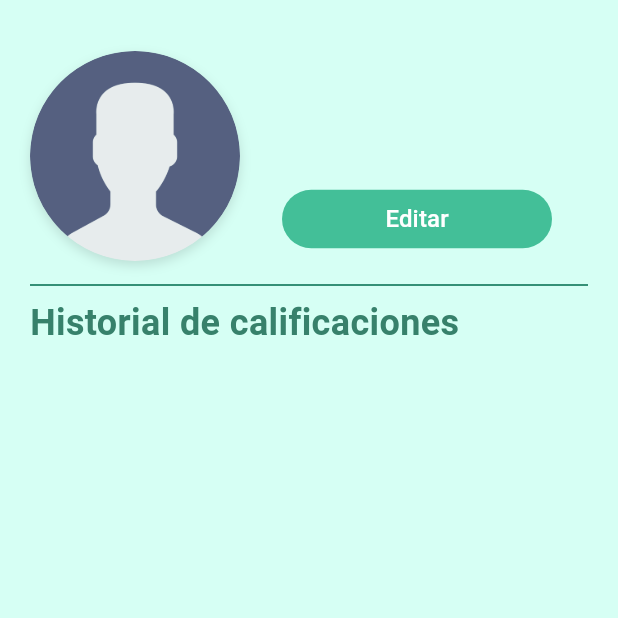
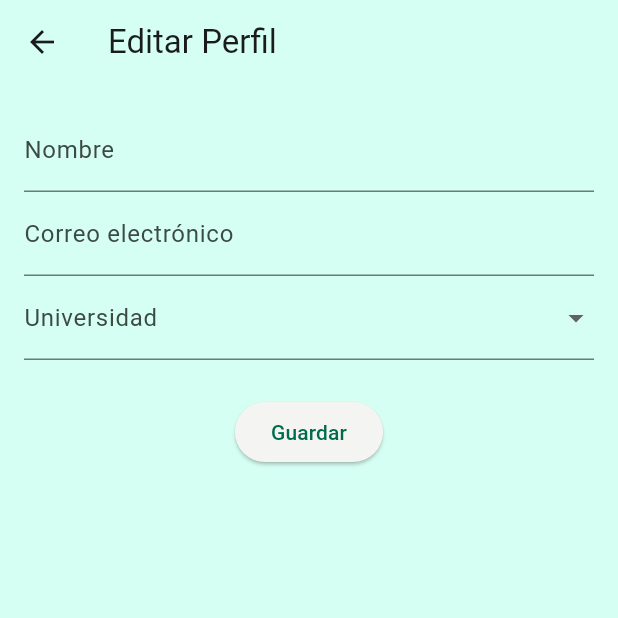
Before and after one commit to Sideron/programovilfront, a Flutter app: the ProfileUserPage screen opened by its route, after a tap on "Editar", on a phone screen of 412 x 824 dp, the top half of it. Run offline on Flutter 3.47's test engine with Material 3 defaults, Android fonts, the phone set to English and light mode, and no system bars; our stand-ins replace flutter_dotenv, flutter_secure_storage, flutter_svg, get, google_fonts, jwt_decoder; accounts and stored records are empty; network calls fail.

Commit message:
code cleasing and edit profile page

```diff
--- /dev/null
+++ b/lib/pages/editProfile/edit_profile_controller.dart
@@ -0,0 +1,45 @@
+import 'package:flutter/material.dart';
+import 'package:get/get.dart';
+import 'package:programovilfront/models/colleges.dart';
+
+class EditProfileController extends GetxController {
+  final formKey = GlobalKey<FormState>();
+
+  final nombreController = TextEditingController();
+  final correoController = TextEditingController();
+
+  final universidades = <College>[
+    College(collegeId: 1, name: 'Universidad de Lima', imageUrl: 'abc'),
+    College(collegeId: 2, name: 'PUCP', imageUrl: 'abc'),
+    College(collegeId: 3, name: 'UNI', imageUrl: 'abc'),
+  ].obs;
+
+  final universidadSeleccionada = Rxn<College>();
+
+  void onUniversidadChanged(College? nueva) {
+    universidadSeleccionada.value = nueva;
+  }
+
+  void guardar() {
+    if (formKey.currentState?.validate() ?? false) {
+      final nombre = nombreController.text;
+      final correo = correoController.text;
+      final universidad = universidadSeleccionada.value;
+
+      // Aquí puedes llamar a tu servicio/API para guardar la info
+      print('Nombre: $nombre');
+      print('Correo: $correo');
+      print('Universidad: ${universidad?.name}');
+
+      Get.snackbar('Éxito', 'Perfil actualizado correctamente',
+          snackPosition: SnackPosition.BOTTOM);
+    }
+  }
+
+  @override
+  void onClose() {
+    nombreController.dispose();
+    correoController.dispose();
+    super.onClose();
+  }
+}
--- /dev/null
+++ b/lib/pages/editProfile/edit_profile_page.dart
@@ -0,0 +1,70 @@
+import 'package:flutter/material.dart';
+import 'package:programovilfront/models/colleges.dart';
+import 'package:programovilfront/pages/editProfile/edit_profile_controller.dart';
+import 'package:get/get.dart';
+
+class EditProfilePage extends StatelessWidget {
+  const EditProfilePage({super.key});
+
+  @override
+  Widget build(BuildContext context) {
+    final EditProfileController _controller = Get.put(EditProfileController());
+    return Scaffold(
+      appBar: AppBar(title: const Text('Editar Perfil')),
+      body: Padding(
+        padding: const EdgeInsets.all(16.0),
+        child: Form(
+          key: _controller.formKey,
+          child: Column(
+            children: [
+              // Nombre
+              TextFormField(
+                controller: _controller.nombreController,
+                decoration: const InputDecoration(labelText: 'Nombre'),
+                validator: (value) =>
+                    value == null || value.isEmpty ? 'Ingrese su nombre' : null,
+              ),
+
+              // Correo
+              TextFormField(
+                controller: _controller.correoController,
+                decoration:
+                    const InputDecoration(labelText: 'Correo electrónico'),
+                keyboardType: TextInputType.emailAddress,
+                validator: (value) {
+                  if (value == null || value.isEmpty)
+                    return 'Ingrese su correo';
+                  if (!value.contains('@')) return 'Correo no válido';
+                  return null;
+                },
+              ),
+
+              // Universidad
+              DropdownButtonFormField<College>(
+                decoration: const InputDecoration(labelText: 'Universidad'),
+                value: _controller.universidadSeleccionada.value,
+                items: _controller.universidades.map((uni) {
+                  return DropdownMenuItem(
+                    value: uni,
+                    child: Text(uni.name),
+                  );
+                }).toList(),
+                onChanged: _controller.onUniversidadChanged,
+                validator: (value) =>
+                    value == null ? 'Seleccione una universidad' : null,
+              ),
+
+              const SizedBox(height: 24),
+
+              // Botón Guardar
+              ElevatedButton(
+                onPressed: _controller.guardar,
+                child: const Text('Guardar'),
+              ),
+            ],
+          ),
+        ),
+      ),
+    );
+  }
+}
--- a/lib/pages/main/filter/generalFilter/general_filter.dart
+++ b/lib/pages/main/filter/generalFilter/general_filter.dart
@@ -153,7 +153,7 @@ class GeneralFilter extends StatelessWidget {
         return ListTile(
           onTap: () => goPage(c.collegeId),
           leading: CircleAvatar(
-            backgroundImage: c.imageUrl != null && c.imageUrl.startsWith('http')
+            backgroundImage: c.imageUrl.startsWith('http')
                 ? NetworkImage(c.imageUrl)
                 : const AssetImage('assets/images/profile.png')
                     as ImageProvider,
--- a/lib/pages/profileTeacher/profileTeacher_controller.dart
+++ b/lib/pages/profileTeacher/profileTeacher_controller.dart
@@ -10,7 +10,7 @@ class ProfileTeacherController extends GetxController {
   var labels = <Label>[].obs;
   var reviews = <ReviewDisplay>[].obs;
   var colleges = <dynamic>[].obs;
-  var selectCollege = Rx<dynamic?>(null);
+  var selectCollege = Rx<dynamic>(null);
   var showAllLabels = true.obs;
 
   late final int teacherSelect;
--- a/lib/pages/profileUser/profileUser_page.dart
+++ b/lib/pages/profileUser/profileUser_page.dart
@@ -1,6 +1,7 @@
 import 'package:flutter/material.dart';
 import 'package:get/get.dart';
 import 'package:programovilfront/pages/profileUser/profileUser_controller.dart';
+import 'package:programovilfront/routes/app_routes.dart';
 import '../../components/review_item/review_item.dart';
 
 class ProfileUserPage extends StatelessWidget {
@@ -50,7 +51,7 @@ class ProfileUserPage extends StatelessWidget {
                               )),
                           SizedBox(height: 16),
                           EditProfileButton(onPressed: () {
-                            print("Presionaste 'Editar'");
+                            Navigator.pushNamed(context, AppRoutes.editProfile);
                           }),
                         ]),
                   ),
--- a/lib/routes/app_routes.dart
+++ b/lib/routes/app_routes.dart
@@ -1,4 +1,5 @@
 import 'package:flutter/material.dart';
+import 'package:programovilfront/pages/editProfile/edit_profile_page.dart';
 import 'package:programovilfront/pages/login/login_page.dart';
 import 'package:programovilfront/pages/main/main_page.dart';
 import 'package:programovilfront/pages/rateTeacher/rateTeacher_page.dart';
@@ -14,6 +15,7 @@ class AppRoutes {
   static const String profileTeacher = '/profileTeacher';
   static const String profileUser = '/profileUser';
   static const String rateTeacher = '/rateTeacher';
+  static const String editProfile = '/editprofile';
 
   static Widget mainPage = Splashscreen();
 
@@ -23,10 +25,8 @@ class AppRoutes {
       AppRoutes.login: (context) => LoginPage(),
       AppRoutes.signin: (context) => SigninPage(),
       AppRoutes.main: (context) => MainPage(),
-      /* AppRoutes.profileTeacher: (context) => ProfileTeacherPage(
-            idTeacher: 1,
-          ), */
-      AppRoutes.profileUser: (context) => ProfileUserPage()
+      AppRoutes.profileUser: (context) => ProfileUserPage(),
+      AppRoutes.editProfile: (context) => EditProfilePage()
     };
   }
 
--- a/lib/services/college_service.dart
+++ b/lib/services/college_service.dart
@@ -1,6 +1,4 @@
 import 'dart:convert';
-import 'package:flutter/material.dart';
-import 'package:flutter/services.dart';
 import 'package:flutter_dotenv/flutter_dotenv.dart';
 import 'package:programovilfront/config/token_manager.dart';
 import '../models/colleges.dart';
--- a/lib/services/course_service.dart
+++ b/lib/services/course_service.dart
@@ -1,5 +1,4 @@
 import 'dart:convert';
-import 'package:flutter/services.dart' show rootBundle;
 import 'package:http/http.dart' as http;
 import 'package:flutter_dotenv/flutter_dotenv.dart';
 import 'package:programovilfront/config/token_manager.dart';
--- a/lib/services/teacher_service.dart
+++ b/lib/services/teacher_service.dart
@@ -1,5 +1,4 @@
 import 'dart:convert';
-import 'package:flutter/services.dart';
 import 'package:flutter_dotenv/flutter_dotenv.dart';
 import 'package:programovilfront/config/token_manager.dart';
 import '../models/teachers.dart';
@@ -77,11 +76,6 @@ class TeacherService {
     }
   }
 
-  Future<List<dynamic>> _loadJsonList(String path) async {
-    final jsonStr = await rootBundle.loadString(path);
-    return json.decode(jsonStr);
-  }
-
   //  profesores por ID de curso
   Future<List<Teacher>> getTeachersByCourseId(int courseId) async {
     final url = Uri.parse('$_baseUrl/api/teachers/course/$courseId');
```
Also changed, not shown: lib/services/label_service.dart (deleted, +0 -12 lines).
